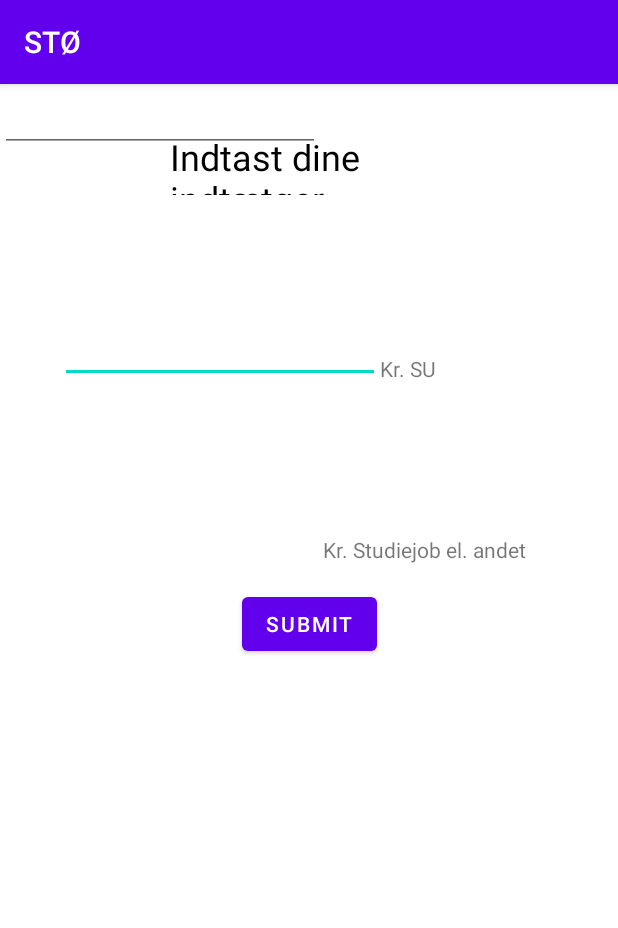
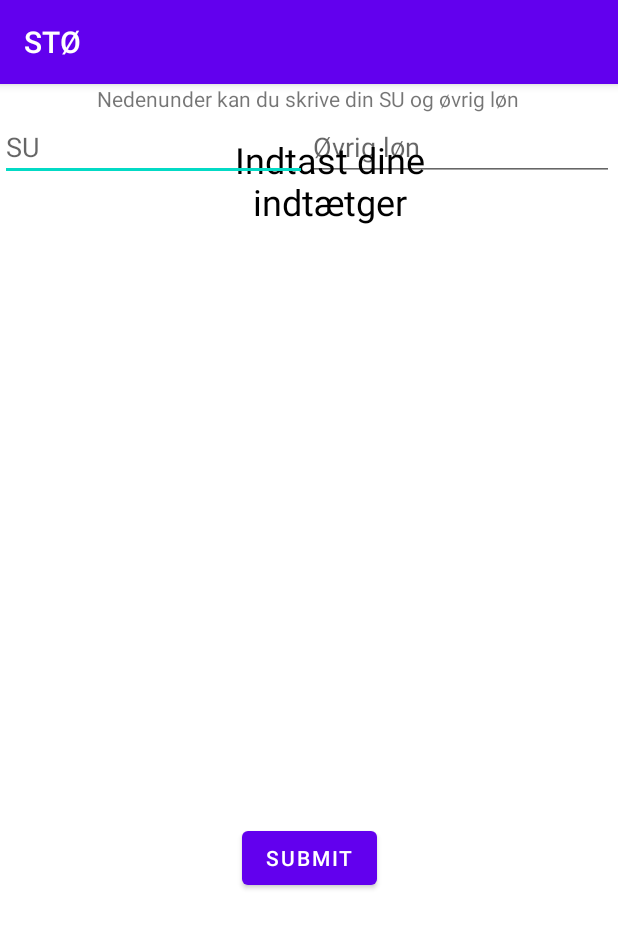
Before and after one commit to WilliELM/quickApp, an Android app: the IncomeActivity screen opened directly, with no data from a screen before it, on a phone screen of 412 x 824 dp. Shown: the top 928 px of the screen. Run offline under Robolectric (Android 15) with nearby library versions, the phone set to English and light mode, and no system bars.

Commit message:
Jeppes med income

```diff
--- a/app/src/main/AndroidManifest.xml
+++ b/app/src/main/AndroidManifest.xml
@@ -11,15 +11,22 @@
         android:supportsRtl="true"
         android:theme="@style/Theme.STØ"
         tools:targetApi="31">
+
         <activity
             android:name=".UdgifterActivity"
             android:exported="true" />
         <activity
             android:name=".IncomeActivity"
             android:exported="true"/>
+
+        <activity
+            android:name=".BudgetActivity"
+            android:exported="true"/>
+
         <activity
             android:name=".MainActivity"
             android:exported="true">
+
 
             <intent-filter>
                 <action android:name="android.intent.action.MAIN" />
--- a/app/src/main/java/com/example/st/BudgetActivity.java
+++ b/app/src/main/java/com/example/st/BudgetActivity.java
@@ -1,3 +1,4 @@
+
 package com.example.st;
 
 import androidx.appcompat.app.AppCompatActivity;
--- a/app/src/main/java/com/example/st/IncomeActivity.java
+++ b/app/src/main/java/com/example/st/IncomeActivity.java
@@ -19,8 +19,8 @@ public class IncomeActivity extends AppCompatActivity {
 
 
     public void onClick3(View view){
-        EditText newEdit1 = findViewById(R.id.editTextNumberDecimal4);
-        EditText newEdit2 = findViewById(R.id.editTextNumberDecimal5);
+        EditText newEdit1 = findViewById(R.id.editTextTextPersonName3);
+        EditText newEdit2 = findViewById(R.id.editTextTextPersonName6);
 
         String valueEdit1 = newEdit1.getText().toString();
         String valueEdit2 = newEdit2.getText().toString();
--- a/app/src/main/res/layout/activity_income.xml
+++ b/app/src/main/res/layout/activity_income.xml
@@ -9,89 +9,79 @@
     <TextView
         android:id="@+id/income_title"
         android:layout_width="213dp"
-        android:layout_height="42dp"
+        android:layout_height="65dp"
         android:layout_marginTop="32dp"
-        android:layout_marginBottom="683dp"
+        android:gravity="center"
         android:text="@string/indtast_dine_indt_tger"
         android:textColor="#000000"
         android:textSize="24sp"
-        app:layout_constraintBottom_toBottomOf="parent"
         app:layout_constraintEnd_toEndOf="parent"
         app:layout_constraintHorizontal_bias="0.571"
         app:layout_constraintStart_toStartOf="parent"
-        app:layout_constraintTop_toTopOf="parent"
-        app:layout_constraintVertical_bias="0.0" />
-
-    <EditText
-        android:id="@+id/editTextNumberDecimal4"
-        android:layout_width="wrap_content"
-        android:layout_height="wrap_content"
-        android:layout_marginStart="40dp"
-        android:layout_marginTop="80dp"
-        android:layout_marginEnd="159dp"
-        android:layout_marginBottom="532dp"
-        android:ems="10"
-        android:inputType="numberDecimal"
-        app:layout_constraintBottom_toBottomOf="parent"
-        app:layout_constraintEnd_toEndOf="parent"
-        app:layout_constraintHorizontal_bias="0.0"
-        app:layout_constraintStart_toStartOf="parent"
-        app:layout_constraintTop_toBottomOf="@+id/income_title"
-        app:layout_constraintVertical_bias="0.0" />
-
-    <TextView
-        android:id="@+id/su_crown"
-        android:layout_width="wrap_content"
-        android:layout_height="wrap_content"
-        android:layout_marginTop="106dp"
-        android:layout_marginEnd="144dp"
-        android:layout_marginBottom="532dp"
-        android:text="Kr. SU"
-        app:layout_constraintBottom_toBottomOf="parent"
-        app:layout_constraintEnd_toEndOf="parent"
-        app:layout_constraintHorizontal_bias="0.0"
-        app:layout_constraintStart_toEndOf="@+id/editTextNumberDecimal4"
-        app:layout_constraintTop_toBottomOf="@+id/income_title"
-        app:layout_constraintVertical_bias="0.0" />
-
-    <EditText
-        android:id="@+id/editTextNumberDecimal5"
-        android:layout_width="wrap_content"
-        android:layout_height="wrap_content"
-        android:ems="10"
-        android:inputType="numberDecimal"
-        tools:layout_editor_absoluteX="41dp"
-        tools:layout_editor_absoluteY="276dp" />
-
-    <TextView
-        android:id="@+id/studyjob_crown"
-        android:layout_width="wrap_content"
-        android:layout_height="wrap_content"
-        android:layout_marginStart="2dp"
-        android:layout_marginTop="101dp"
-        android:layout_marginEnd="100dp"
-        android:layout_marginBottom="412dp"
-        android:text="Kr. Studiejob el. andet"
-        app:layout_constraintBottom_toBottomOf="parent"
-        app:layout_constraintEnd_toEndOf="parent"
-        app:layout_constraintHorizontal_bias="0.0"
-        app:layout_constraintStart_toEndOf="@+id/editTextNumberDecimal5"
-        app:layout_constraintTop_toBottomOf="@+id/su_crown"
-        app:layout_constraintVertical_bias="0.0" />
+        app:layout_constraintTop_toTopOf="parent" />
 
     <Button
         android:id="@+id/button_income"
         android:layout_width="wrap_content"
         android:layout_height="wrap_content"
         android:layout_marginStart="150dp"
-        android:layout_marginTop="134dp"
         android:layout_marginEnd="150dp"
         android:layout_marginBottom="228dp"
         android:text="SUBMIT"
         android:onClick="onClick3"
         app:layout_constraintBottom_toBottomOf="parent"
         app:layout_constraintEnd_toEndOf="parent"
-        app:layout_constraintStart_toStartOf="parent"
-        app:layout_constraintTop_toBottomOf="@+id/editTextNumberDecimal5" />
+        app:layout_constraintStart_toStartOf="parent" />
+
+    <LinearLayout
+        android:layout_width="409dp"
+        android:layout_height="356dp"
+        android:orientation="vertical"
+        tools:layout_editor_absoluteX="1dp"
+        tools:layout_editor_absoluteY="98dp">
+
+        <TextView
+            android:id="@+id/textView14"
+            android:layout_width="match_parent"
+            android:layout_height="wrap_content"
+            android:text="Nedenunder kan du skrive din SU og øvrig løn"
+            android:gravity="center"/>
+
+        <LinearLayout
+            android:layout_width="match_parent"
+            android:layout_height="match_parent"
+            android:orientation="horizontal">
+
+            <LinearLayout
+                android:layout_width="match_parent"
+                android:layout_height="match_parent"
+                android:orientation="horizontal">
+
+                <EditText
+                    android:id="@+id/editTextTextPersonName3"
+                    android:layout_width="wrap_content"
+                    android:layout_height="wrap_content"
+                    android:layout_weight="1"
+                    android:ems="10"
+                    android:inputType="textPersonName"
+                    android:hint="SU" />
+
+                <EditText
+                    android:id="@+id/editTextTextPersonName6"
+                    android:layout_width="wrap_content"
+                    android:layout_height="wrap_content"
+                    android:layout_weight="1"
+                    android:ems="10"
+                    android:inputType="textPersonName"
+                    android:hint="Øvrig løn" />
+            </LinearLayout>
+        </LinearLayout>
+
+        <TextView
+            android:id="@+id/textView11"
+            android:layout_width="match_parent"
+            android:layout_height="wrap_content"
+            android:text="TextView" />
+    </LinearLayout>
 
 </androidx.constraintlayout.widget.ConstraintLayout>
```
